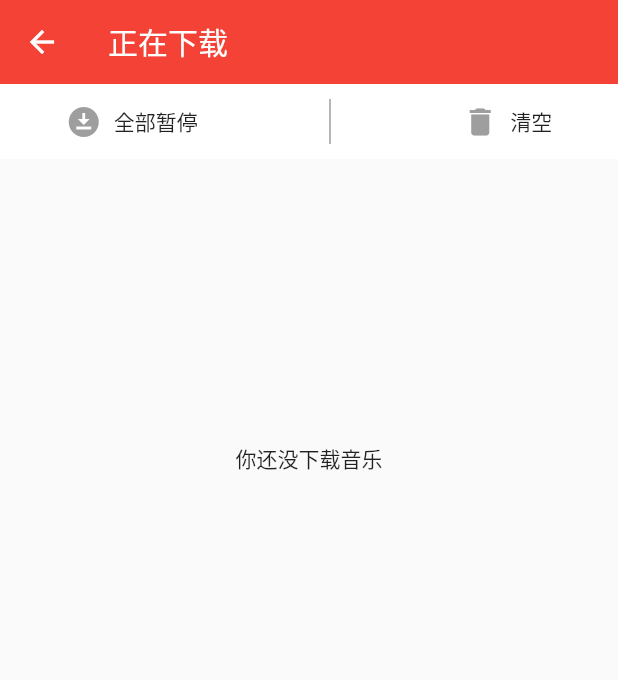
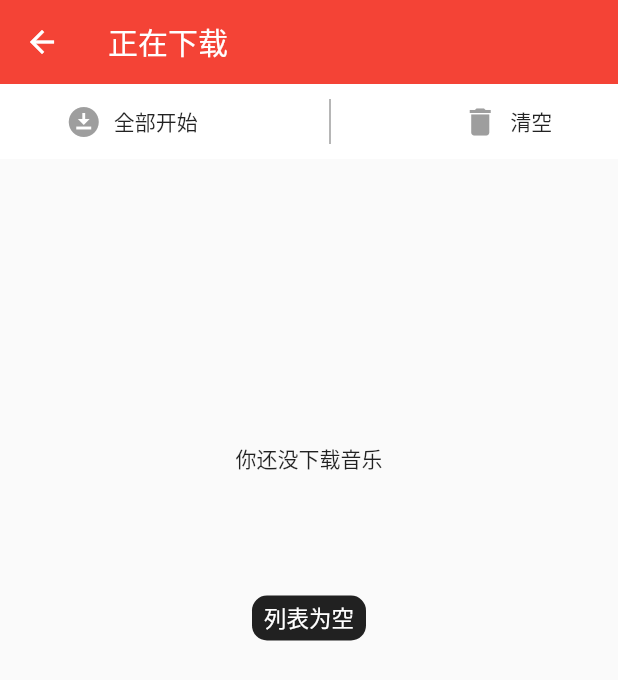
Before and after one commit to wudeh/flutter_music_code, a Flutter app: the DownloadingPage screen opened by its route, after a tap on "全部开始", on a phone screen of 412 x 824 dp. Shown: the top 680 px of the screen. Run offline on Flutter 3.47's test engine with Material 2 defaults, Android fonts, the light colour scheme and no system bars; drawn by our look-alikes of oktoast; our stand-ins replace animated_flip_counter, cookie_jar, dio, dio_cookie_manager, event_bus, extended_image and 15 more; missing offline and left inert: crop_your_image, flutter_card_swipper, flutter_downloader; accounts and stored records are empty; network calls fail.

```diff
--- a/lib/page/my/downloading.dart
+++ b/lib/page/my/downloading.dart
@@ -1,5 +1,6 @@
 import 'dart:math';
 
+import 'package:oktoast/oktoast.dart';
 import 'package:test22/page/common/dialog.dart';
 import 'package:test22/page/common/dialog_widget.dart';
 import 'package:test22/page/my/download_progress.dart';
@@ -41,12 +42,12 @@ class _DownloadingPageState extends State<DownloadingPage> {
 
   // 删除全部
   void deleteAll(BuildContext context) {
+    if (Provider.of<DownloadProvider>(context,listen: false).downloadList.isNotEmpty) {
       // 弹出是否删除对话框
       showDialog(
           context: context,
           builder: (context) {
             return DialogWidgetShow(
-              title: '确定删除?',
                 child: deleteCheck(),
                 yes: () {
                   Provider.of<DownloadProvider>(context, listen: false)
@@ -54,6 +55,9 @@ class _DownloadingPageState extends State<DownloadingPage> {
                 });
           },
           barrierDismissible: false);
+    } else {
+      showToast("列表为空");
+    }
   }
 
   // 是否删除本地已下载文件 勾选框
@@ -93,7 +97,7 @@ class _DownloadingPageState extends State<DownloadingPage> {
     return Scaffold(
       body: CustomScrollView(
         slivers: [
-          SliverAppBar(
+          const SliverAppBar(
             title: Text('正在下载'),
           ),
           // 全部开始 ，清空
@@ -110,15 +114,16 @@ class _DownloadingPageState extends State<DownloadingPage> {
                     children: [
                       Row(
                         children: [
-                          Icon(
+                          const Icon(
                             Icons.download_for_offline,
                             color: Colors.grey,
                           ),
-                          SizedBox(
+                          const SizedBox(
                             width: 8,
                           ),
                           InkWell(
                             onTap: () {
+                              if (Provider.of<DownloadProvider>(context,listen: false).downloadList.isNotEmpty){
                                 if (allPause) {
                                   Provider.of<DownloadProvider>(context,
                                           listen: false)
@@ -131,6 +136,10 @@ class _DownloadingPageState extends State<DownloadingPage> {
                                 setState(() {
                                   allPause = !allPause;
                                 });
+                              }else {
+                                showToast("列表为空");
+                              }
+
                             },
                             child: Text(
                               allPause ? '全部暂停' : '全部开始',
@@ -166,7 +175,7 @@ class _DownloadingPageState extends State<DownloadingPage> {
                   ),
                 )),
           ),
-          Provider.of<DownloadProvider>(context).downloadList.length != 0
+          Provider.of<DownloadProvider>(context).downloadList.isNotEmpty
               ? SliverList(
                   delegate: SliverChildBuilderDelegate((context, index) {
                     return Container(
@@ -250,16 +259,6 @@ class _DownloadingPageState extends State<DownloadingPage> {
                               ],
                             ),
                           )),
-                          // 下载百分比进度条
-                          // LinearPercentIndicator(
-                          //   width: 140.0,
-                          //   lineHeight: 10.0,
-                          //   percent: Provider.of<DownloadProvider>(context).downloadList[index]['progress'] / 100,
-                          //   backgroundColor: Colors.grey,
-                          //   progressColor: Theme.of(context).primaryColor,
-                          //   barRadius: Radius.circular(10),
-                          //   center: Text("${Provider.of<DownloadProvider>(context).downloadList[index]['progress'].toString()}%", style: TextStyle(fontSize: 10),),
-                          // ),
                           DownloadProgress(
                             progress: Provider.of<DownloadProvider>(context)
                                 .downloadList[index]['progress'],
@@ -279,8 +278,8 @@ class _DownloadingPageState extends State<DownloadingPage> {
                           .downloadList
                           .length),
                 )
-              : SliverToBoxAdapter(
-                  child: Container(
+              : const SliverToBoxAdapter(
+                  child: SizedBox(
                     height: 400,
                     child: Center(
                       child: Text('你还没下载音乐'),
```
Also changed, not shown: lib/page/Drawer/Drawer.dart (+7 -6 lines), lib/page/common/dialog_widget.dart (+6 -6 lines), lib/page/play_list/songList.dart (+3 -5 lines). Lines whose indentation alone changed are shown as unchanged.
